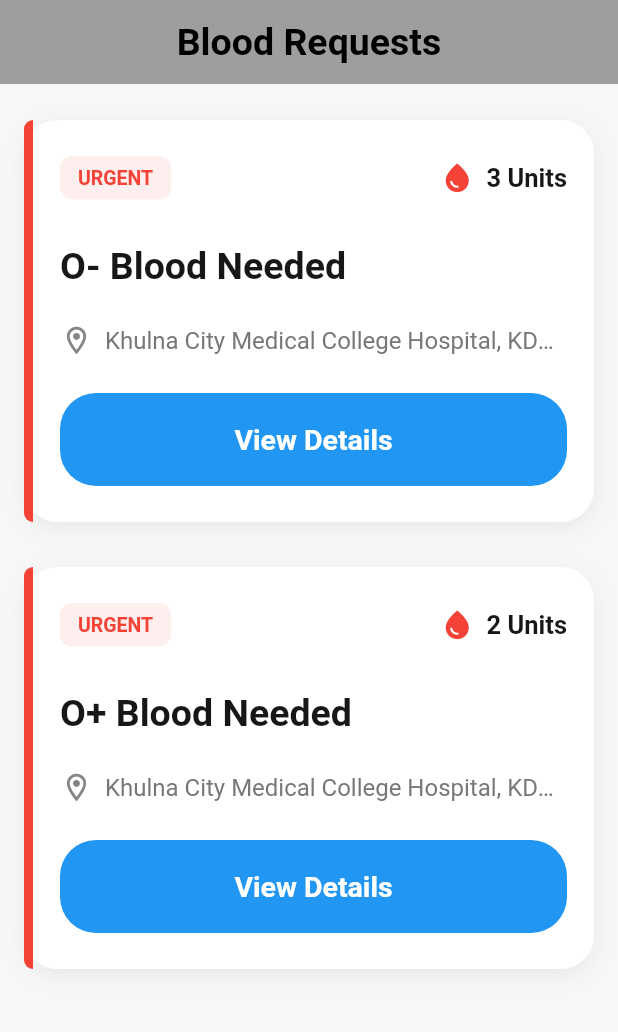
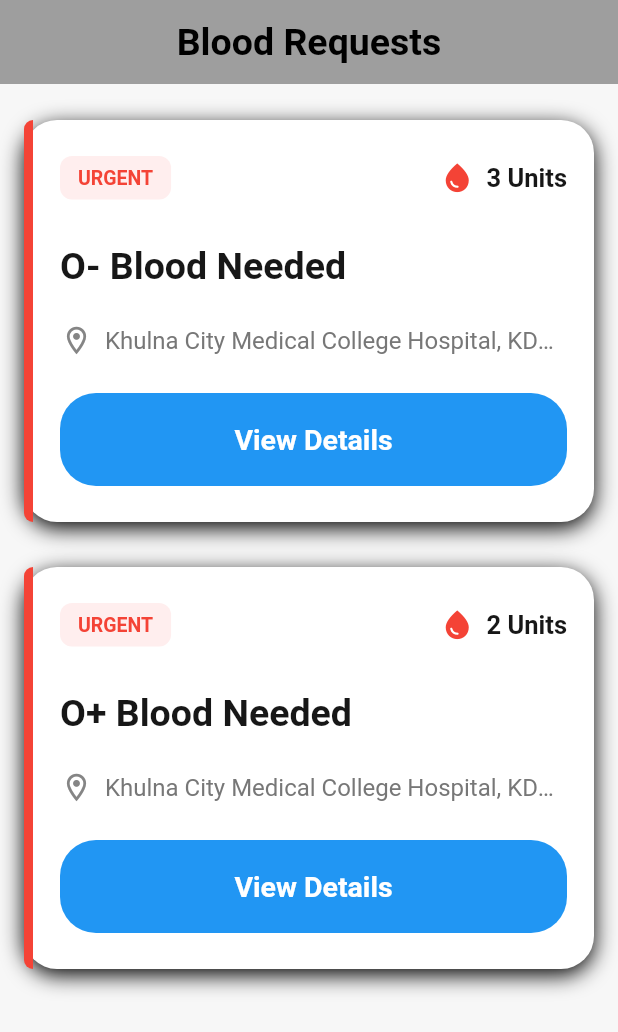
Before and after one commit to decimalit71/ostad_flutter19, a Flutter app: the screen it shows after launch, on a phone screen of 412 x 824 dp. Shown: the top 1032 px of the screen. Run offline on Flutter 3.47's test engine with Material 3 defaults, Android fonts, the phone set to English and light mode, and no system bars.

Commit message:
Change BoxShadow color to solid black

```diff
--- a/lib/module8_exam.dart
+++ b/lib/module8_exam.dart
@@ -89,7 +89,7 @@ class BloodRequestCard extends StatelessWidget {
         borderRadius: BorderRadius.circular(22),
         boxShadow: [
           BoxShadow(
-            color: Colors.black.withOpacity(0.06),
+            color: Colors.black,
             blurRadius: 12,
             offset: const Offset(0, 4),
           ),
```
